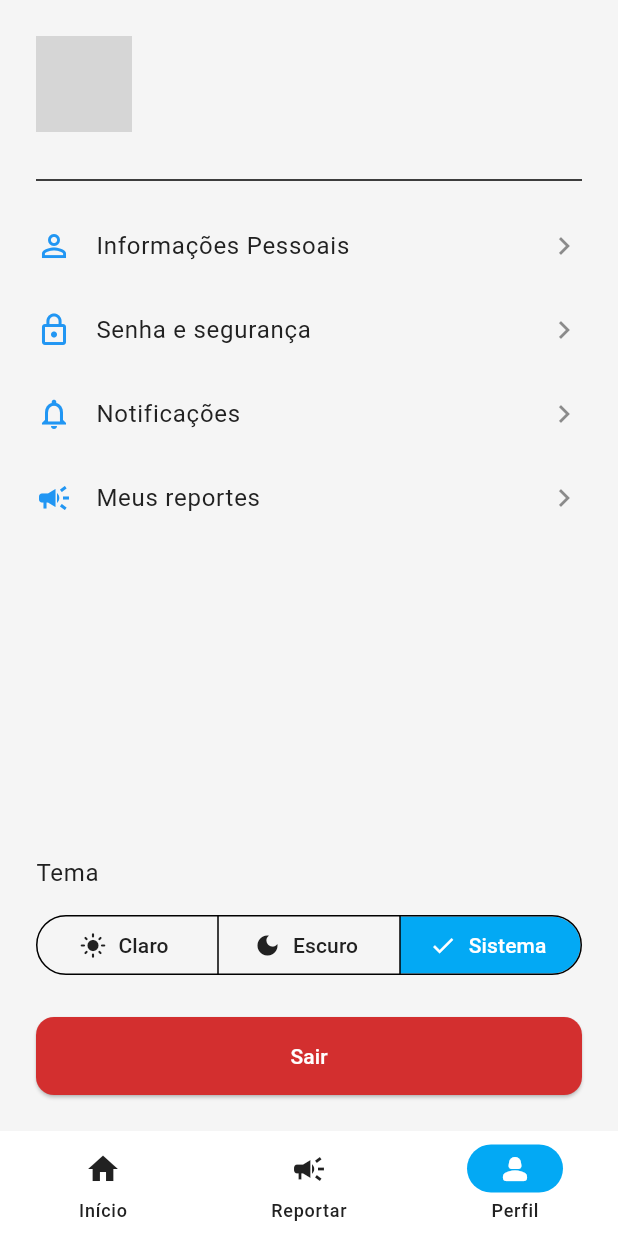
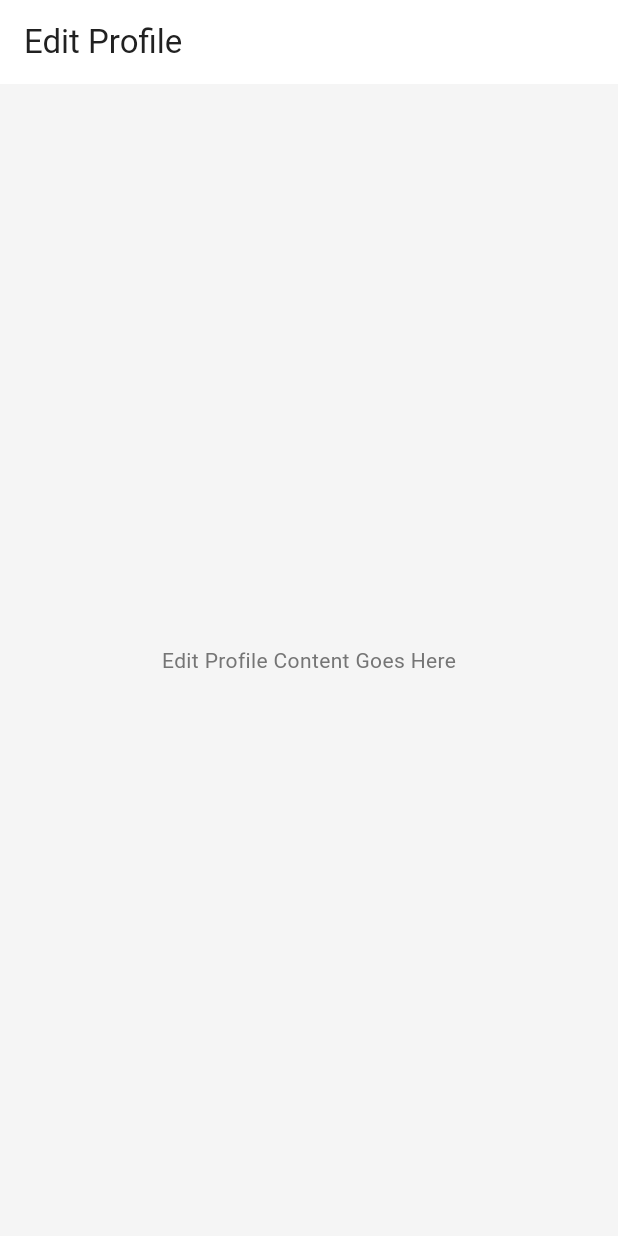
Before and after one commit to fala-ufba/fala_ufba_app, a Flutter app: the ProfileScreen screen opened by its route, after a tap on "Informações Pessoais", on a phone screen of 412 x 824 dp. Run offline on Flutter 3.47's test engine with Material 3 defaults, Android fonts, the phone set to English and light mode, and no system bars; our stand-ins replace flutter_riverpod, go_router, image_picker, lottie, nanoid, permission_handler and 2 more; accounts and stored records are empty; generated files the repository leaves out were written again; network calls fail; grey boxes are pictures that could not be loaded.

Commit message:
feat: add edit profile screen and navigation

```diff
--- a/lib/core/router/app_router.dart
+++ b/lib/core/router/app_router.dart
@@ -1,6 +1,7 @@
 import 'package:fala_ufba/modules/auth/ui/screens/login_screen.dart';
 import 'package:fala_ufba/modules/auth/ui/screens/signup_screen.dart';
 import 'package:fala_ufba/modules/home/ui/screens/home_screen.dart';
+import 'package:fala_ufba/modules/profile/ui/screens/edit_profile_screen.dart';
 import 'package:fala_ufba/modules/profile/ui/screens/profile_screen.dart';
 import 'package:fala_ufba/modules/reports/ui/screens/report_screen.dart';
 import 'package:fala_ufba/modules/shared/navigation_menu/navigation_menu.dart';
@@ -87,5 +88,10 @@ class RouterNotifier extends ChangeNotifier {
       path: '/signup',
       builder: (context, state) => const SignupScreen(),
     ),
+    GoRoute(
+      parentNavigatorKey: _rootNavigatorKey,
+      path: '/perfil/editar',
+      builder: (context, state) => const EditProfileScreen(),
+    ),
   ];
 }
--- /dev/null
+++ b/lib/modules/profile/ui/screens/edit_profile_screen.dart
@@ -0,0 +1,17 @@
+import 'package:flutter/material.dart';
+
+class EditProfileScreen extends StatelessWidget {
+  const EditProfileScreen({super.key});
+
+  @override
+  Widget build(BuildContext context) {
+    return Scaffold(
+      appBar: AppBar(
+        title: const Text('Edit Profile'),
+      ),
+      body: const Center(
+        child: Text('Edit Profile Content Goes Here'),
+      ),
+    );
+  }
+}
--- a/lib/modules/profile/ui/screens/profile_screen.dart
+++ b/lib/modules/profile/ui/screens/profile_screen.dart
@@ -1,5 +1,6 @@
 import 'package:flutter/material.dart';
 import 'package:flutter_riverpod/flutter_riverpod.dart';
+import 'package:go_router/go_router.dart';
 import 'package:fala_ufba/modules/auth/providers/auth_provider.dart';
 import 'package:fala_ufba/core/theme/theme_provider.dart';
 
@@ -61,7 +62,7 @@ class ProfileScreen extends ConsumerWidget {
               _ProfileOptionTile(
                 icon: Icons.person_outline,
                 title: 'Informações Pessoais',
-                onTap: () {},
+                onTap: () => context.go('/perfil/editar'),
               ),
               _ProfileOptionTile(
                 icon: Icons.lock_outline,
```
